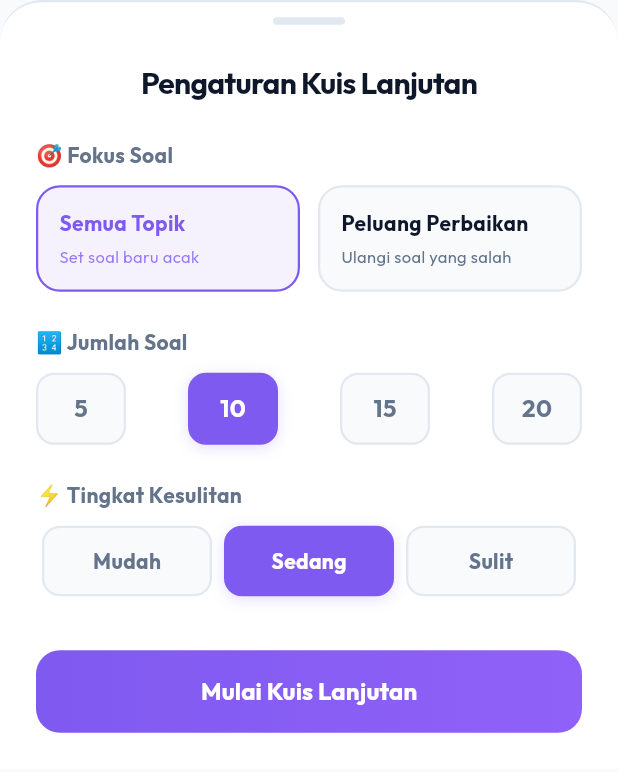
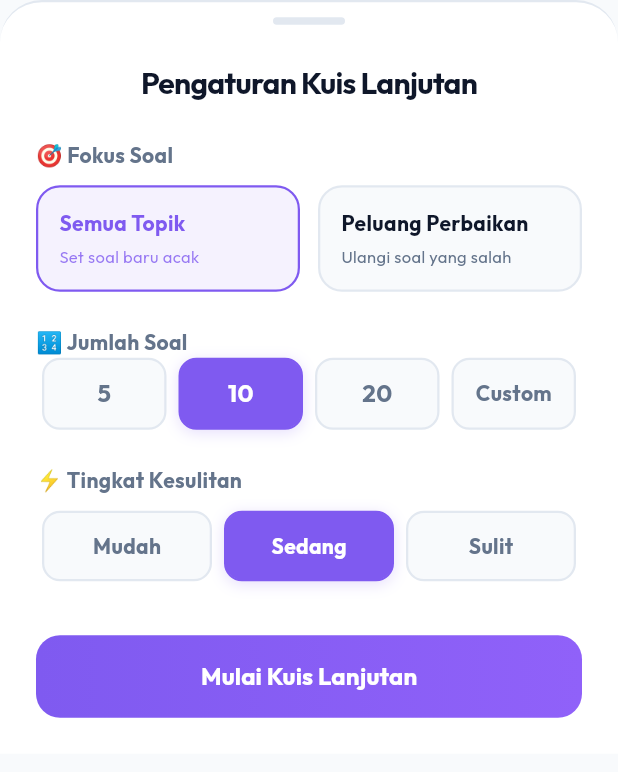
Before and after one commit to ilhammaulllana/quizyu, a Flutter app: the QuizSettingsSheet widget shown alone on an empty page, opened directly, on a phone screen of 412 x 824 dp. Shown: the top 772 px of the screen. Run offline on Flutter 3.47's test engine with Material 3 defaults, Android fonts, the phone set to English and light mode, and no system bars; our stand-ins replace flutter_markdown, flutter_riverpod, google_fonts.

Commit message:
feat: revise question count settings to 5, 10, 20, and custom slider

```diff
--- a/lib/views/widgets/quiz_settings_sheet.dart
+++ b/lib/views/widgets/quiz_settings_sheet.dart
@@ -14,6 +14,7 @@ class _QuizSettingsSheetState extends ConsumerState<QuizSettingsSheet> {
   late String _focusArea;
   late int _questionCount;
   late String _difficulty;
+  bool _isCustom = false;
 
   @override
   void initState() {
@@ -22,6 +23,7 @@ class _QuizSettingsSheetState extends ConsumerState<QuizSettingsSheet> {
     _focusArea = settings.focusArea;
     _questionCount = settings.questionCount;
     _difficulty = settings.difficulty;
+    _isCustom = _questionCount != 5 && _questionCount != 10 && _questionCount != 20;
   }
 
   void _submit() {
@@ -130,16 +132,22 @@ class _QuizSettingsSheetState extends ConsumerState<QuizSettingsSheet> {
                 color: Color(0xFF64748B),
               ),
             ),
-            const SizedBox(height: 10),
             Row(
-              mainAxisAlignment: MainAxisAlignment.spaceBetween,
-              children: [5, 10, 15, 20].map((count) {
-                final isSelected = _questionCount == count;
-                return GestureDetector(
-                  onTap: () => setState(() => _questionCount = count),
+              children: [
+                ...[5, 10, 20].map((count) {
+                  final isSelected = !_isCustom && _questionCount == count;
+                  return Expanded(
+                    child: Padding(
+                      padding: const EdgeInsets.symmetric(horizontal: 4.0),
+                      child: GestureDetector(
+                        onTap: () {
+                          setState(() {
+                            _questionCount = count;
+                            _isCustom = false;
+                          });
+                        },
                         child: AnimatedContainer(
                           duration: const Duration(milliseconds: 200),
-                    width: 60,
                           height: 48,
                           decoration: BoxDecoration(
                             color: isSelected ? theme.primaryColor : const Color(0xFFF8FAFC),
@@ -169,9 +177,108 @@ class _QuizSettingsSheetState extends ConsumerState<QuizSettingsSheet> {
                             ),
                           ),
                         ),
+                      ),
+                    ),
                   );
-              }).toList(),
+                }),
+                Expanded(
+                  child: Padding(
+                    padding: const EdgeInsets.symmetric(horizontal: 4.0),
+                    child: GestureDetector(
+                      onTap: () {
+                        setState(() {
+                          _isCustom = true;
+                          if (_questionCount == 5 || _questionCount == 10 || _questionCount == 20) {
+                            _questionCount = 15; // Set default custom value to 15
+                          }
+                        });
+                      },
+                      child: AnimatedContainer(
+                        duration: const Duration(milliseconds: 200),
+                        height: 48,
+                        decoration: BoxDecoration(
+                          color: _isCustom ? theme.primaryColor : const Color(0xFFF8FAFC),
+                          borderRadius: BorderRadius.circular(12),
+                          border: Border.all(
+                            color: _isCustom ? theme.primaryColor : const Color(0xFFE2E8F0),
+                            width: 1.5,
                           ),
+                          boxShadow: _isCustom
+                              ? [
+                                  BoxShadow(
+                                    color: theme.primaryColor.withValues(alpha: 0.2),
+                                    blurRadius: 8,
+                                    offset: const Offset(0, 2),
+                                  ),
+                                ]
+                              : null,
+                        ),
+                        child: Center(
+                          child: Text(
+                            'Custom',
+                            style: TextStyle(
+                              fontSize: 14,
+                              fontWeight: FontWeight.bold,
+                              color: _isCustom ? Colors.white : const Color(0xFF64748B),
+                            ),
+                          ),
+                        ),
+                      ),
+                    ),
+                  ),
+                ),
+              ],
+            ),
+            if (_isCustom) ...[
+              const SizedBox(height: 16),
+              Row(
+                children: [
+                  Expanded(
+                    child: SliderTheme(
+                      data: SliderTheme.of(context).copyWith(
+                        activeTrackColor: theme.primaryColor,
+                        inactiveTrackColor: const Color(0xFFEBF5FF),
+                        thumbColor: theme.primaryColor,
+                        overlayColor: theme.primaryColor.withValues(alpha: 0.12),
+                        valueIndicatorColor: theme.primaryColor,
+                        valueIndicatorTextStyle: const TextStyle(
+                          color: Colors.white,
+                          fontWeight: FontWeight.bold,
+                        ),
+                      ),
+                      child: Slider(
+                        value: _questionCount.clamp(3, 30).toDouble(),
+                        min: 3,
+                        max: 30,
+                        divisions: 27,
+                        label: '$_questionCount Soal',
+                        onChanged: (val) {
+                          setState(() {
+                            _questionCount = val.round();
+                          });
+                        },
+                      ),
+                    ),
+                  ),
+                  Container(
+                    padding: const EdgeInsets.symmetric(horizontal: 12, vertical: 6),
+                    decoration: BoxDecoration(
+                      color: theme.primaryColor.withValues(alpha: 0.08),
+                      borderRadius: BorderRadius.circular(8),
+                      border: Border.all(color: theme.primaryColor, width: 1.5),
+                    ),
+                    child: Text(
+                      '$_questionCount',
+                      style: TextStyle(
+                        fontSize: 15,
+                        fontWeight: FontWeight.bold,
+                        color: theme.primaryColor,
+                      ),
+                    ),
+                  ),
+                ],
+              ),
+            ],
             const SizedBox(height: 24),
 
             // Section 3: Difficulty Level
```
Lines whose indentation alone changed are shown as unchanged.
